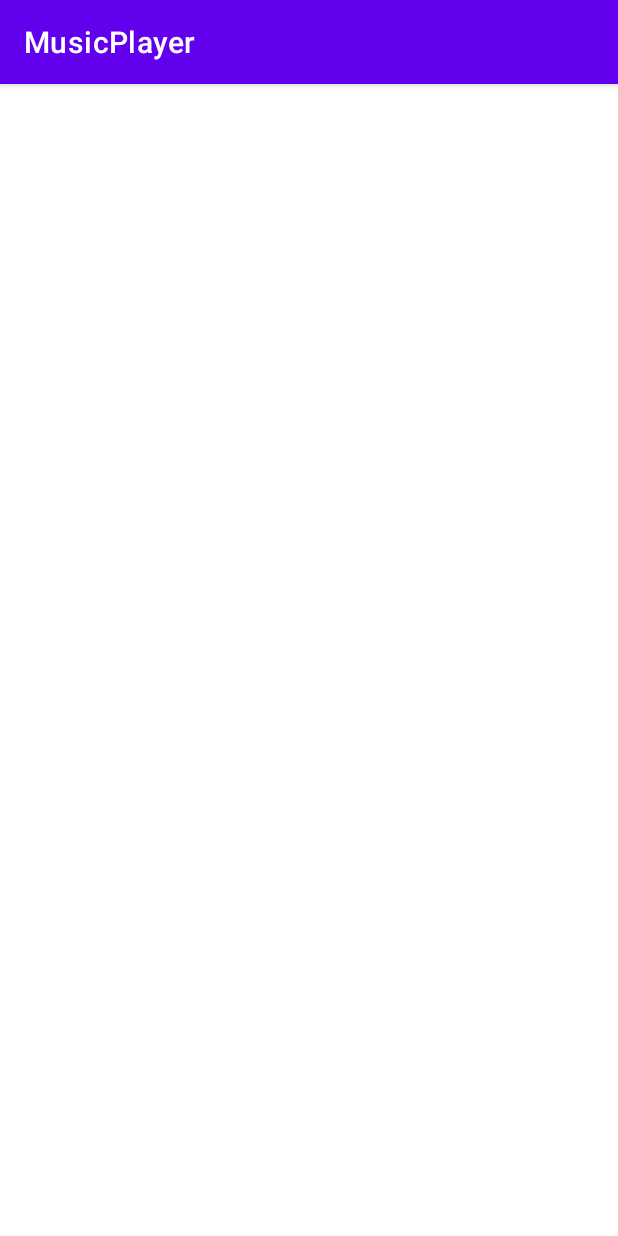
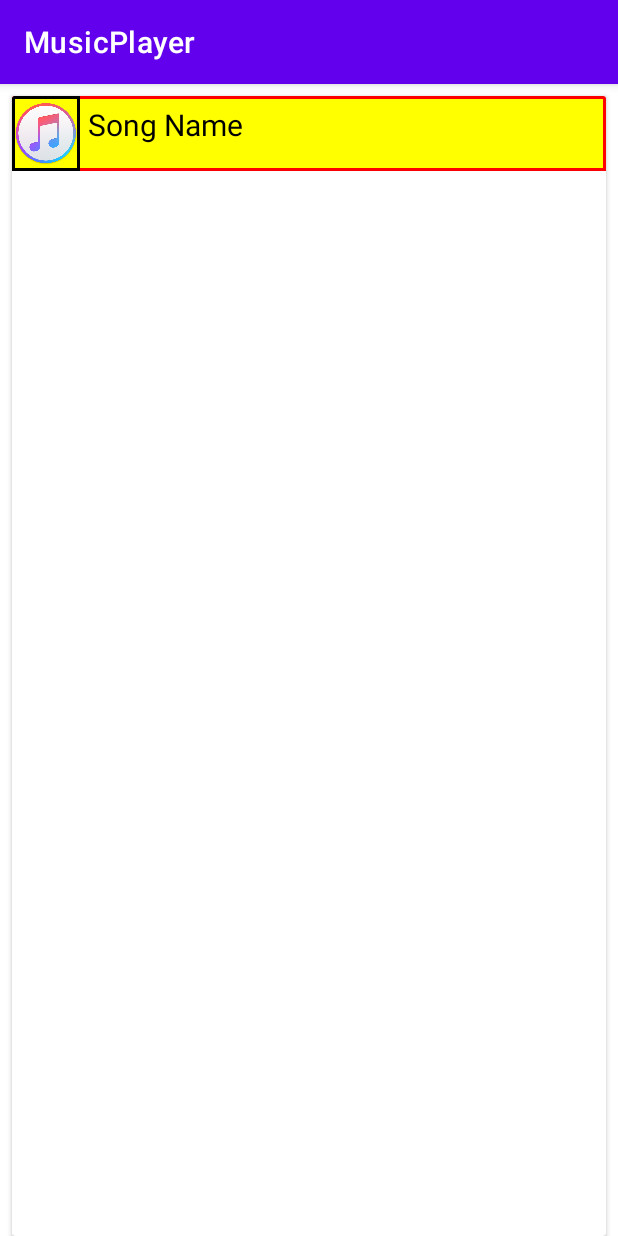
Before and after one commit to AmolT1431/MusicPlayer, an Android app: the screen it shows after launch (MainActivity), on a phone screen of 412 x 824 dp. Run offline under Robolectric (Android 15) with nearby library versions, the phone set to English and light mode, and no system bars; libraries missing offline, so code that uses them is left out: com.karumi.dexter; 1 statement that could not run was skipped.

Commit message:
items is created

```diff
--- a/app/src/main/java/com/app/musicplayer/MainActivity.java
+++ b/app/src/main/java/com/app/musicplayer/MainActivity.java
@@ -19,7 +19,7 @@ public class MainActivity extends AppCompatActivity {
     @Override
     protected void onCreate(Bundle savedInstanceState) {
         super.onCreate(savedInstanceState);
-        setContentView(R.layout.activity_main);
+        setContentView(R.layout.list_view);
         //get permission
         runtimepermission();
 
--- /dev/null
+++ b/app/src/main/res/drawable/img_bg.xml
@@ -0,0 +1,5 @@
+<?xml version="1.0" encoding="utf-8"?>
+<shape xmlns:android="http://schemas.android.com/apk/res/android">
+
+    <stroke android:width="2dp" android:color="#000000"/>
+</shape>
--- /dev/null
+++ b/app/src/main/res/drawable/list_bg.xml
@@ -0,0 +1,6 @@
+<?xml version="1.0" encoding="utf-8"?>
+<shape xmlns:android="http://schemas.android.com/apk/res/android"
+    >
+    <solid android:color="#ffff00"/>
+<stroke android:width="2dp" android:color="#ff0000"/>
+</shape>
--- a/app/src/main/res/layout/activity_main.xml
+++ b/app/src/main/res/layout/activity_main.xml
@@ -8,6 +8,11 @@
 
     <ListView
         android:layout_width="match_parent"
-        android:layout_height="match_parent"/>
+        android:layout_height="match_parent"
+        android:id="@+id/listview"
+        android:padding="8dp"
+        android:divider="@android:color/transparent"
+        android:dividerHeight="10.sp"
+        />
 
 </LinearLayout>
--- /dev/null
+++ b/app/src/main/res/layout/list_view.xml
@@ -0,0 +1,41 @@
+<?xml version="1.0" encoding="utf-8"?>
+<androidx.cardview.widget.CardView xmlns:android="http://schemas.android.com/apk/res/android"
+    android:layout_width="match_parent"
+    android:layout_height="match_parent"
+    android:layout_marginEnd="8dp"
+    android:layout_marginStart="8dp"
+    android:layout_marginTop="8dp"
+    android:elevation="8dp"
+    >
+    <RelativeLayout
+        android:layout_width="match_parent"
+        android:layout_height="wrap_content"
+        android:background="@drawable/list_bg"
+        >
+        <ImageView
+            android:layout_width="45dp"
+            android:layout_height="50dp"
+            android:id="@+id/imgSong"
+            android:src="@drawable/mlogo"
+            android:background="@drawable/img_bg"
+            />
+        <TextView
+            android:layout_width="wrap_content"
+            android:layout_height="45dp"
+            android:id="@+id/txtSong"
+            android:layout_alignParentEnd="true"
+            android:layout_toEndOf="@id/imgSong"
+            android:text="Song Name"
+            android:textColor="@color/black"
+            android:textSize="20dp"
+            android:padding="5dp"
+            android:singleLine="true"
+            android:marqueeRepeatLimit="marquee_forever"
+            android:ellipsize="marquee"
+            android:scrollHorizontally="true"
+            />
+
+
+    </RelativeLayout>
+
+</androidx.cardview.widget.CardView>
```
Also changed, not shown: app/src/main/res/drawable/mlogo.png (added).
